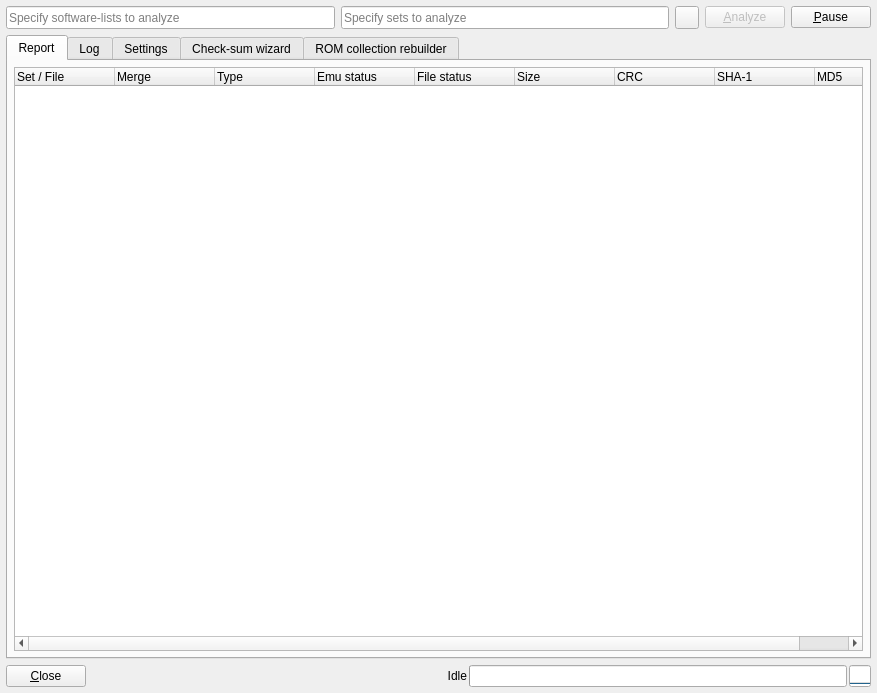
qmc2/qmc2-mame-fe, file romalyzer.ui: the form before one commit.
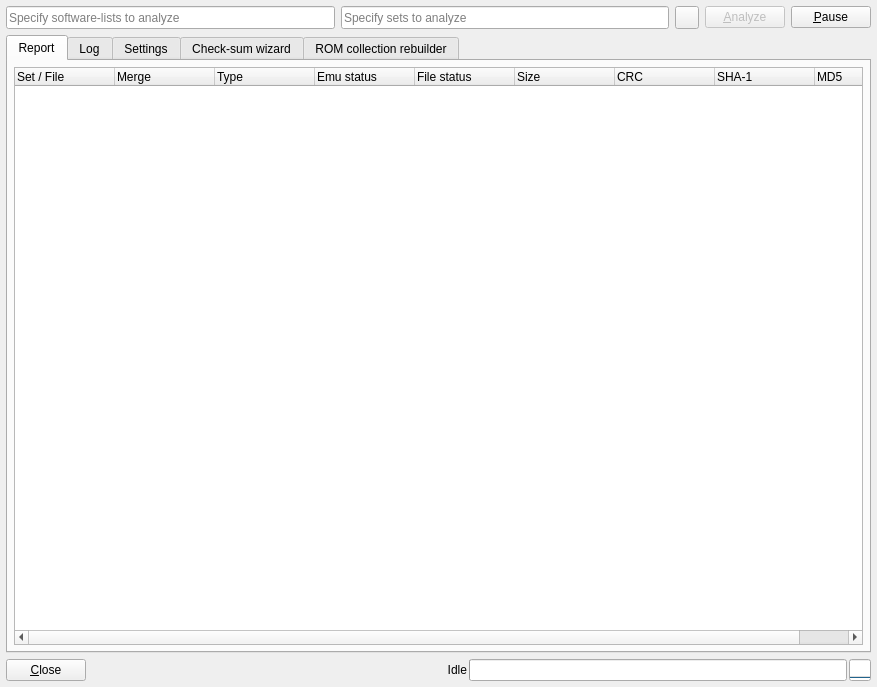
The form after the commit. Icons and pictures are not drawn.

What changed in the file:
```diff
--- a/romalyzer.ui
+++ b/romalyzer.ui
@@ -8,7 +8,7 @@
     <x>0</x>
     <y>0</y>
     <width>877</width>
-    <height>693</height>
+    <height>687</height>
    </rect>
   </property>
   <property name="windowTitle">
```
Left out of the diff: 4 changed lines with no effect on the pictures.
